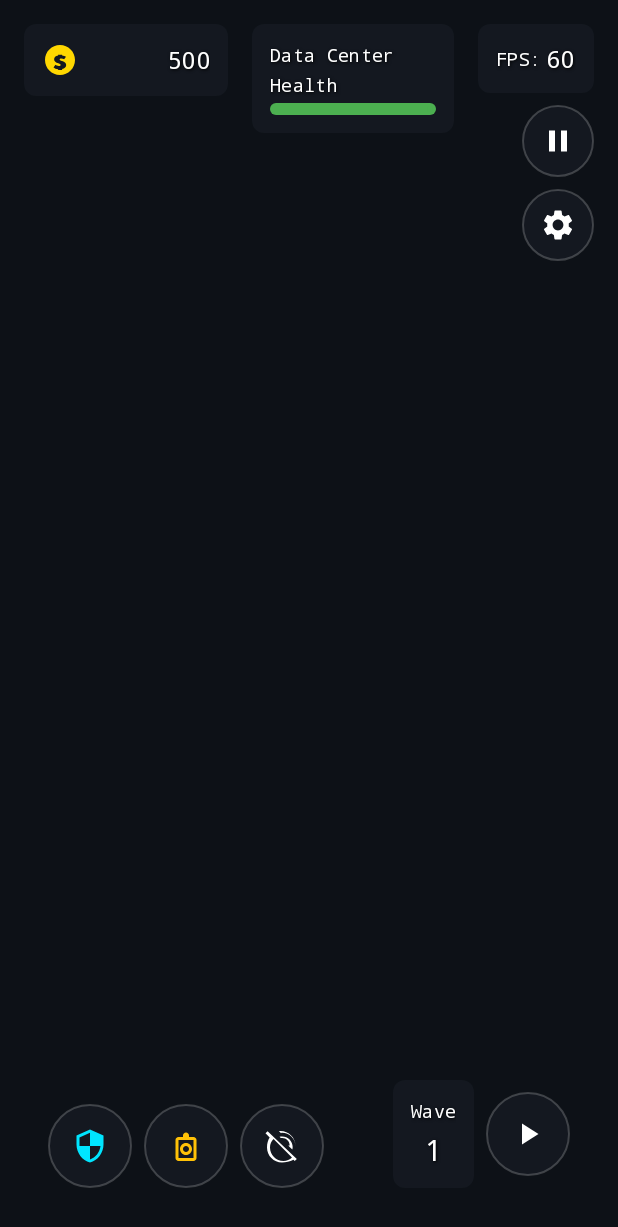
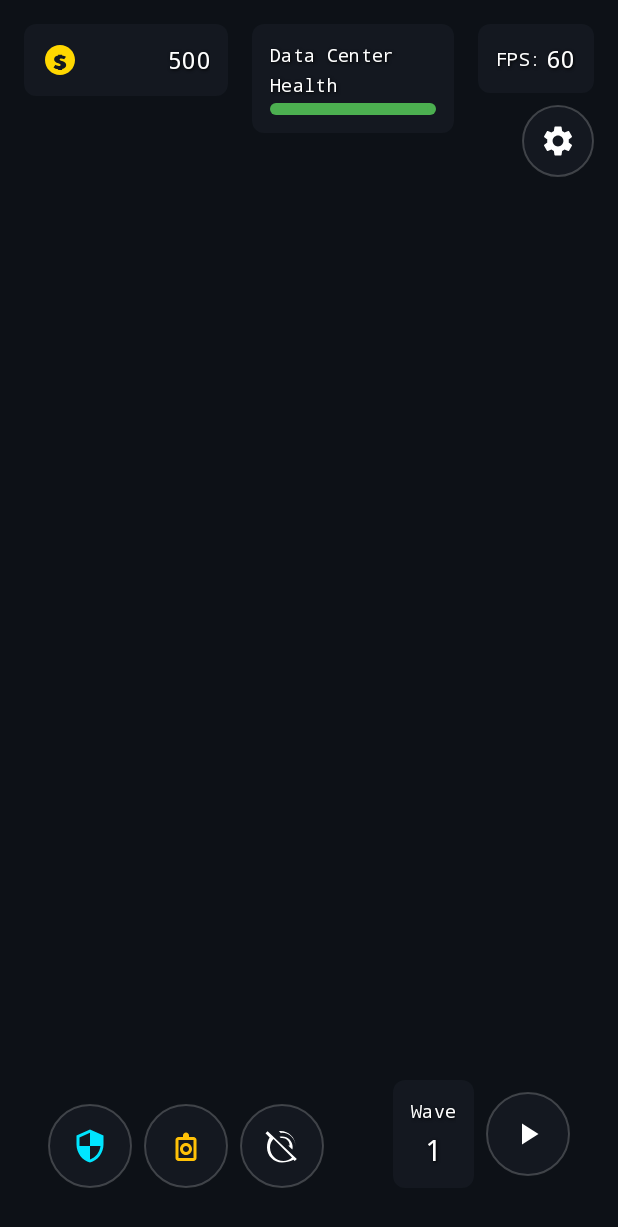
Before and after one commit to EthanWight/Last-Server-Standing, an Android app: the layout fragment_game.xml on its own in the app's theme, with its tools: preview values and no code run, on a phone screen of 412 x 824 dp. Shown: the top 1227 px of the screen. Run offline under Robolectric (Android 15) with nearby library versions, the phone set to English and light mode, and no system bars.

Commit message:
refactor: Remove pause button and related logic
This commit removes the dedicated pause button from the game's UI and its associated handling logic. The game can still be paused by navigating to the settings menu.

Specific changes include:
- Removed the pause `ImageButton` (`fab_pause`) from `fragment_game.xml`.
- Deleted the `togglePause()` and `updatePauseButton()` methods from `GameFragment.java`.
- Removed all calls to `updatePauseButton()` and the click listener for the pause button.
- Adjusted the layout constraints for the settings button to account for the removed pause button.

```diff
--- a/app/src/main/res/layout/fragment_game.xml
+++ b/app/src/main/res/layout/fragment_game.xml
@@ -115,19 +115,7 @@
 
         </LinearLayout>
 
-        <!-- Pause Button (Below FPS) -->
-        <ImageButton
-            android:id="@+id/fab_pause"
-            android:layout_width="48dp"
-            android:layout_height="48dp"
-            android:src="@drawable/ic_pause"
-            android:contentDescription="@string/pause_game"
-            android:background="@drawable/bg_floating_button"
-            app:layout_constraintTop_toBottomOf="@id/fps_container"
-            app:layout_constraintEnd_toEndOf="parent"
-            android:layout_marginTop="8dp" />
-
-        <!-- Settings Button (Below Pause) -->
+        <!-- Settings Button (Below FPS) -->
         <ImageButton
             android:id="@+id/fab_settings"
             android:layout_width="48dp"
@@ -135,7 +123,7 @@
             android:src="@drawable/ic_settings"
             android:contentDescription="@string/settings"
             android:background="@drawable/bg_floating_button"
-            app:layout_constraintTop_toBottomOf="@id/fab_pause"
+            app:layout_constraintTop_toBottomOf="@id/fps_container"
             app:layout_constraintEnd_toEndOf="parent"
             android:layout_marginTop="8dp" />
 
```
Also changed, not shown: app/src/main/java/edu/commonwealthu/lastserverstanding/ui/GameFragment.java (+0 -41 lines).
